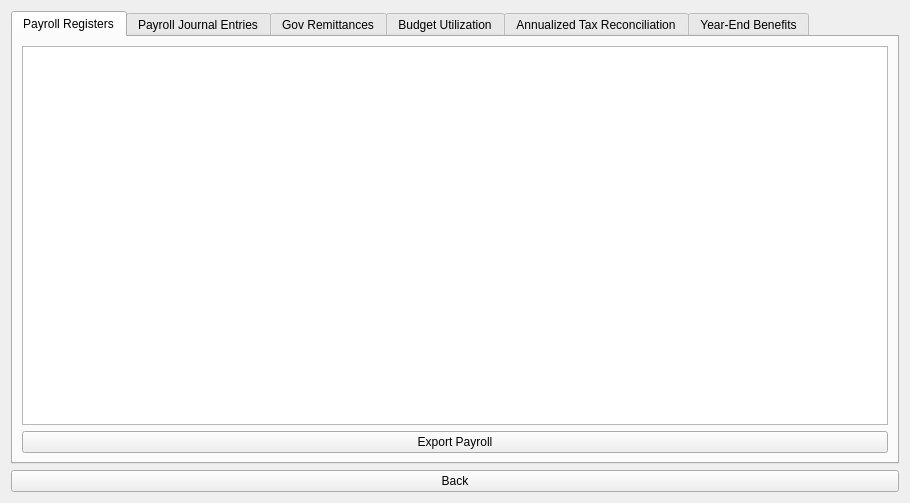
Old version of the form UI/Dialogs/reports_logs_widget.ui in the repository Justin-Kuchmy/JustPay_App.
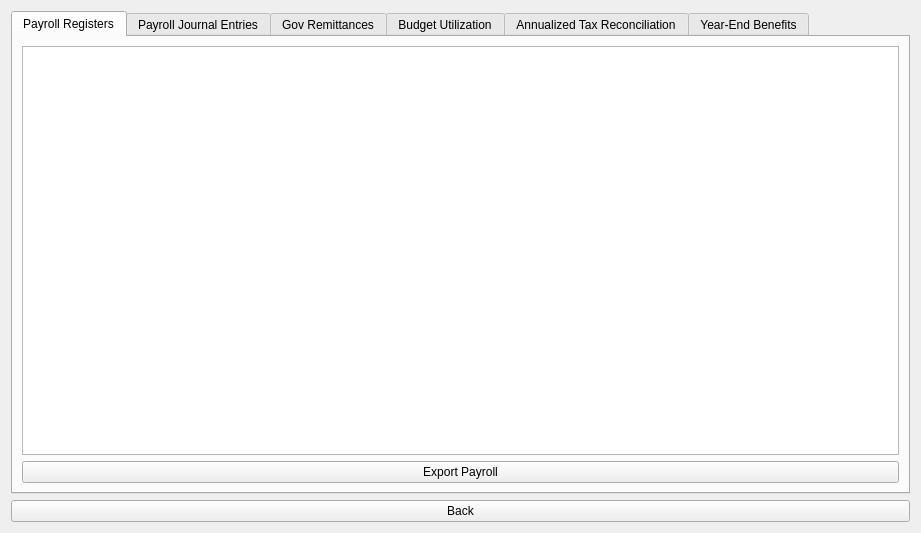
New version of the form.

Patch:
```diff
--- a/UI/Dialogs/reports_logs_widget.ui
+++ b/UI/Dialogs/reports_logs_widget.ui
@@ -6,8 +6,8 @@
    <rect>
     <x>0</x>
     <y>0</y>
-    <width>910</width>
-    <height>503</height>
+    <width>921</width>
+    <height>533</height>
    </rect>
   </property>
   <property name="sizePolicy">
@@ -18,7 +18,7 @@
   </property>
   <property name="maximumSize">
    <size>
-    <width>910</width>
+    <width>16777215</width>
     <height>16777215</height>
    </size>
   </property>
```
